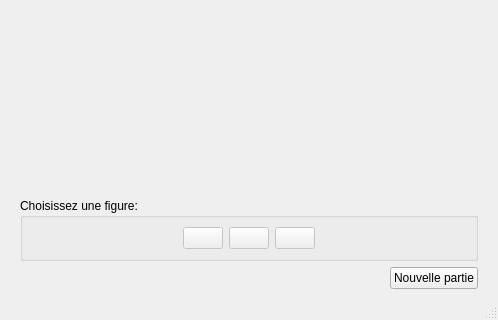
This is chifoumi.ui in samuelhentrics/Chifoumi as Qt 5 draws it before an edit; both pictures show x 0 to 498 and y 250 to 570 of the 498 by 570 pixel window. The edited form follows.
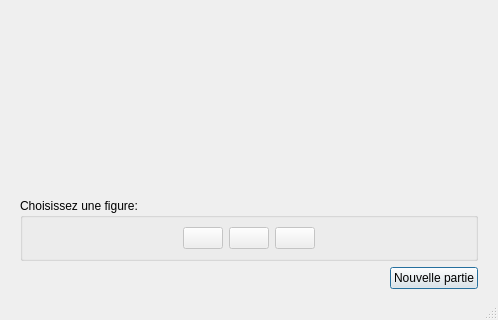
This is the edited form. Icons and pictures are not drawn.

Commit message:
Ajout de Aide > A propos de...
Modification de deux trois erreurs aussi (duplication de "valeurGeneree" dans genererUnCoup)
Ajout du focus sur "Nouvelle partie" (manquant dans la v1)

Diff of the .ui file:
```diff
--- a/chifoumi.ui
+++ b/chifoumi.ui
@@ -377,6 +377,12 @@
         <property name="text">
          <string>Nouvelle partie</string>
         </property>
+        <property name="autoDefault">
+         <bool>true</bool>
+        </property>
+        <property name="default">
+         <bool>true</bool>
+        </property>
        </widget>
       </item>
      </layout>
```
The commit also changes 2 other files.
